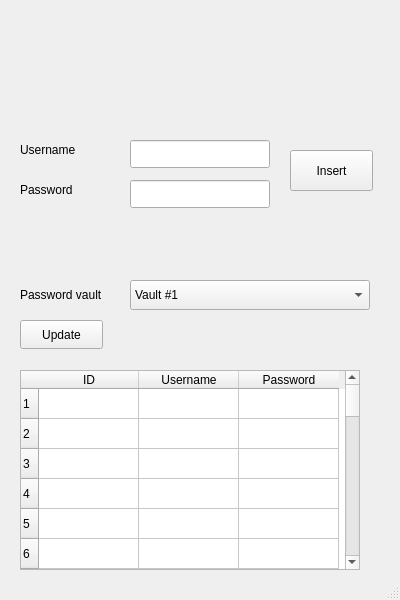
Qt form mainwindow.ui (Raresreras/QiBy) before a commit.
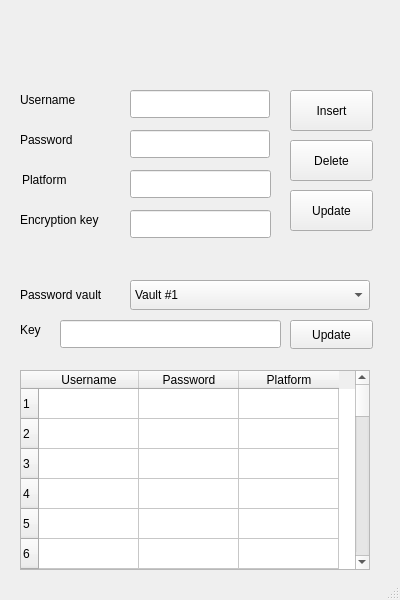
The same form after that commit. Icons and pictures are not drawn.

```diff
--- a/mainwindow.ui
+++ b/mainwindow.ui
@@ -69,13 +69,13 @@
      <rect>
       <x>20</x>
       <y>370</y>
-      <width>340</width>
+      <width>350</width>
       <height>200</height>
      </rect>
     </property>
     <property name="minimumSize">
      <size>
-      <width>340</width>
+      <width>350</width>
       <height>200</height>
      </size>
     </property>
@@ -123,11 +123,6 @@
     <row/>
     <row/>
     <row/>
-    <column>
-     <property name="text">
-      <string>ID</string>
-     </property>
-    </column>
     <column>
      <property name="text">
       <string>Username</string>
@@ -138,12 +133,17 @@
       <string>Password</string>
      </property>
     </column>
+    <column>
+     <property name="text">
+      <string>Platform</string>
+     </property>
+    </column>
    </widget>
    <widget class="QLineEdit" name="usernameInput">
     <property name="geometry">
      <rect>
       <x>130</x>
-      <y>140</y>
+      <y>90</y>
       <width>140</width>
       <height>28</height>
      </rect>
@@ -153,7 +153,7 @@
     <property name="geometry">
      <rect>
       <x>130</x>
-      <y>180</y>
+      <y>130</y>
       <width>140</width>
       <height>28</height>
      </rect>
@@ -163,7 +163,7 @@
     <property name="geometry">
      <rect>
       <x>20</x>
-      <y>140</y>
+      <y>90</y>
       <width>80</width>
       <height>20</height>
      </rect>
@@ -176,7 +176,7 @@
     <property name="geometry">
      <rect>
       <x>20</x>
-      <y>180</y>
+      <y>130</y>
       <width>63</width>
       <height>20</height>
      </rect>
@@ -189,7 +189,7 @@
     <property name="geometry">
      <rect>
       <x>290</x>
-      <y>150</y>
+      <y>90</y>
       <width>83</width>
       <height>41</height>
      </rect>
@@ -201,7 +201,7 @@
    <widget class="QPushButton" name="pushButton_2">
     <property name="geometry">
      <rect>
-      <x>20</x>
+      <x>290</x>
       <y>320</y>
       <width>83</width>
       <height>29</height>
@@ -211,6 +211,123 @@
      <string>Update</string>
     </property>
    </widget>
+   <widget class="QLabel" name="label_4">
+    <property name="geometry">
+     <rect>
+      <x>20</x>
+      <y>320</y>
+      <width>31</width>
+      <height>20</height>
+     </rect>
+    </property>
+    <property name="text">
+     <string>Key</string>
+    </property>
+   </widget>
+   <widget class="QLineEdit" name="keyInput">
+    <property name="geometry">
+     <rect>
+      <x>60</x>
+      <y>320</y>
+      <width>221</width>
+      <height>28</height>
+     </rect>
+    </property>
+   </widget>
+   <widget class="QLineEdit" name="platformInput">
+    <property name="geometry">
+     <rect>
+      <x>130</x>
+      <y>170</y>
+      <width>141</width>
+      <height>28</height>
+     </rect>
+    </property>
+   </widget>
+   <widget class="QLineEdit" name="keyInput_2">
+    <property name="geometry">
+     <rect>
+      <x>130</x>
+      <y>210</y>
+      <width>141</width>
+      <height>28</height>
+     </rect>
+    </property>
+   </widget>
+   <widget class="QLabel" name="label_5">
+    <property name="geometry">
+     <rect>
+      <x>22</x>
+      <y>170</y>
+      <width>71</width>
+      <height>20</height>
+     </rect>
+    </property>
+    <property name="text">
+     <string>Platform</string>
+    </property>
+   </widget>
+   <widget class="QLabel" name="label_6">
+    <property name="geometry">
+     <rect>
+      <x>20</x>
+      <y>210</y>
+      <width>101</width>
+      <height>20</height>
+     </rect>
+    </property>
+    <property name="text">
+     <string>Encryption key</string>
+    </property>
+   </widget>
+   <widget class="QPushButton" name="pushButton_3">
+    <property name="geometry">
+     <rect>
+      <x>290</x>
+      <y>140</y>
+      <width>83</width>
+      <height>41</height>
+     </rect>
+    </property>
+    <property name="text">
+     <string>Delete</string>
+    </property>
+   </widget>
+   <widget class="QPushButton" name="pushButton_4">
+    <property name="geometry">
+     <rect>
+      <x>290</x>
+      <y>190</y>
+      <width>83</width>
+      <height>41</height>
+     </rect>
+    </property>
+    <property name="text">
+     <string>Update</string>
+    </property>
+   </widget>
+   <widget class="QLabel" name="logo">
+    <property name="geometry">
+     <rect>
+      <x>20</x>
+      <y>20</y>
+      <width>41</width>
+      <height>41</height>
+     </rect>
+    </property>
+    <property name="focusPolicy">
+     <enum>Qt::FocusPolicy::NoFocus</enum>
+    </property>
+    <property name="text">
+     <string/>
+    </property>
+    <property name="pixmap">
+     <pixmap>logo-transparent.png</pixmap>
+    </property>
+    <property name="scaledContents">
+     <bool>true</bool>
+    </property>
+   </widget>
   </widget>
   <widget class="QStatusBar" name="statusbar"/>
  </widget>
```
Left out of the diff: 4 changed lines with no effect on the pictures.
